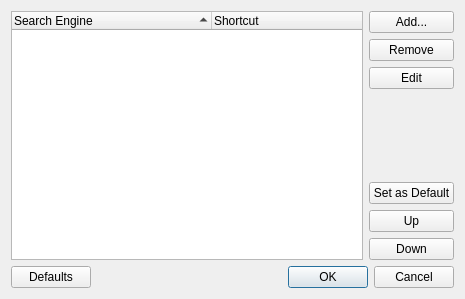
Above: src/lib/opensearch/searchenginesdialog.ui from QupZilla/qupzilla before the change. Below: the same form after it.
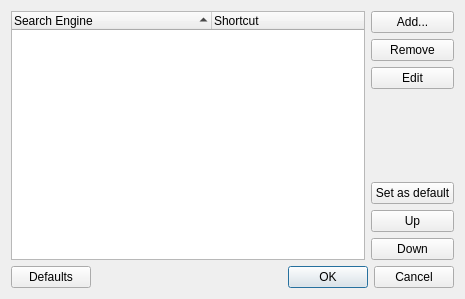
That is the form after the change.

Diff of the .ui file:
```diff
--- a/src/lib/opensearch/searchenginesdialog.ui
+++ b/src/lib/opensearch/searchenginesdialog.ui
@@ -53,7 +53,7 @@
      <item>
       <widget class="QPushButton" name="setAsDefault">
        <property name="text">
-        <string>Set as Default</string>
+        <string>Set as default</string>
        </property>
       </widget>
      </item>
```
